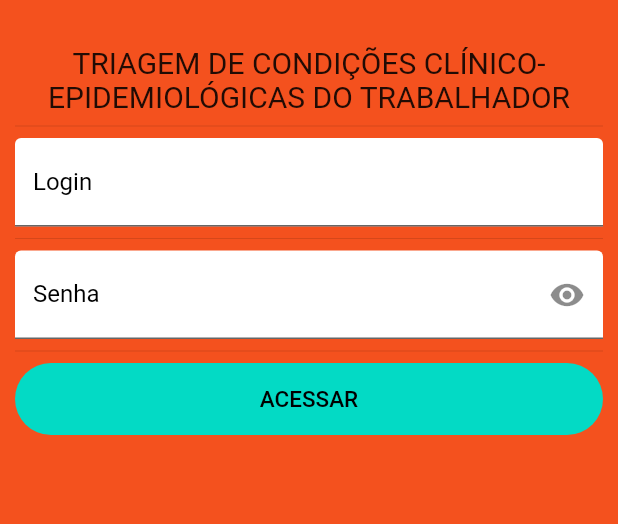
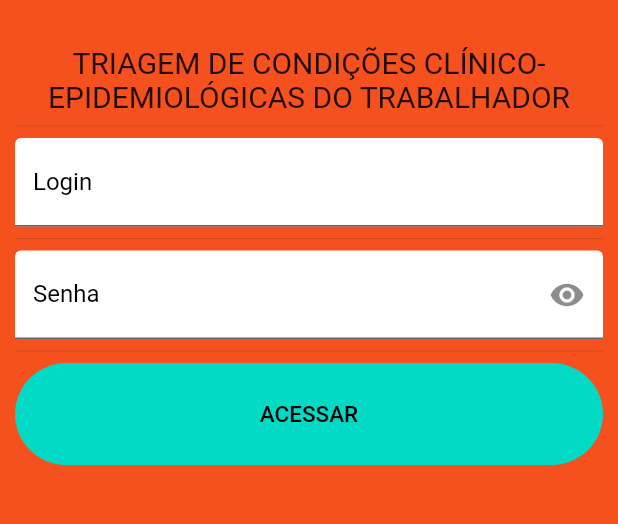
Before and after one commit to ChristianMoraesFagundes/appCoag, a Flutter app: the screen it shows after launch, on a phone screen of 412 x 824 dp, the part 120-644 px from its top. Run offline on Flutter 3.47's test engine with Material 2 defaults, Android fonts, the light colour scheme and no system bars; our stand-ins replace get, parse_server_sdk.

Commit message:
configuração simples de validação do formulário de login

```diff
--- a/lib/app.dart
+++ b/lib/app.dart
@@ -1,3 +1,4 @@
+import 'package:app_covid_2/app/modules/login/login_binding.dart';
 import 'package:app_covid_2/app/routes/app_pages.dart';
 import 'package:flutter/material.dart';
 
@@ -14,6 +15,7 @@ class MyApp extends StatelessWidget {
       theme: ThemeData.light(),
       initialRoute: Routes.LOGIN,
       getPages: AppPages.pages,
+      initialBinding: LoginBinding(),
       home: Center(
         child: LoginPage(),
       ),
--- a/lib/app/modules/login/login_controller.dart
+++ b/lib/app/modules/login/login_controller.dart
@@ -9,6 +9,8 @@ class LoginController extends GetxController {
   TextEditingController email = TextEditingController();
   TextEditingController password = TextEditingController();
 
+  bool passwordVisivel = true;
+
   void setEmail(String newvalue) {
     email.text = newvalue;
   }
@@ -17,8 +19,17 @@ class LoginController extends GetxController {
     password.text = newvalue;
   }
 
-  final _obj = ''.obs;
+  void changePasswordVisivel() {
+    passwordVisivel = !passwordVisivel;
+    update(['password']);
+  }
 
-  set obj(value) => this._obj.value = value;
-  get obj => this._obj.value;
+  bool get valido =>
+      password.text.length > 6 &&
+      RegExp(r"^[a-zA-Z0-9.a-zA-Z0-9.!#$%&'*+-/=?^_`{|}~]+@[a-zA-Z0-9]+\.[a-zA-Z]+")
+          .hasMatch(email.text);
+
+  void submit() {}
+
+  RxBool liberado = true.obs;
 }
--- a/lib/app/modules/login/login_page.dart
+++ b/lib/app/modules/login/login_page.dart
@@ -1,4 +1,4 @@
-import 'package:app_covid_2/app/modules/home/home_page.dart';
+import 'package:app_covid_2/app/modules/login/login_controller.dart';
 import 'package:app_covid_2/app/routes/app_pages.dart';
 import 'package:flutter/material.dart';
 import 'package:get/get.dart';
@@ -9,8 +9,6 @@ class LoginPage extends StatefulWidget {
 }
 
 class _LoginPageState extends State<LoginPage> {
-  String _login = '';
-  String _senha = '';
   bool _visivel = true;
 
   @override
@@ -22,7 +20,10 @@ class _LoginPageState extends State<LoginPage> {
       //appBar: AppBar(),
       body: SafeArea(
         child: Center(
-          child: ListView(
+          child: GetBuilder(
+            init: Get.find<LoginController>(),
+            builder: (_) {
+              return ListView(
                 padding: EdgeInsets.symmetric(horizontal: 10.0, vertical: 20.0),
                 children: <Widget>[
                   CircleAvatar(
@@ -41,16 +42,13 @@ class _LoginPageState extends State<LoginPage> {
                   Divider(),
                   _inputEmail(),
                   Divider(),
-              _inputSenha(() {
-                setState(() {
-                  _visivel = !_visivel;
-                });
-                print('funcionou');
-              }, _visivel),
+                  _inputSenha(),
                   Divider(),
                   //_criarPessoa(),
                   _botao(),
                 ],
+              );
+            },
           ),
         ),
       ),
@@ -58,7 +56,9 @@ class _LoginPageState extends State<LoginPage> {
   }
 
   Widget _inputEmail() {
-    return TextField(
+    return GetBuilder<LoginController>(
+      builder: (_) {
+        return TextFormField(
           decoration: InputDecoration(
             hintText: 'exemplo@educadventista.org',
             hintStyle: TextStyle(color: Colors.black),
@@ -68,49 +68,48 @@ class _LoginPageState extends State<LoginPage> {
             filled: true,
           ),
           onChanged: (valor) {
-        setState(() {
-          _login = valor;
-        });
+            _.setEmail(valor);
+          },
+        );
       },
     );
   }
 
-  Widget _inputSenha(Function funcao, bool _visivel) {
-    return TextField(
-      obscureText: _visivel,
+  Widget _inputSenha() {
+    return GetBuilder<LoginController>(
+      id: 'password',
+      builder: (_) {
+        return TextFormField(
+          obscureText: _.passwordVisivel,
           decoration: InputDecoration(
             labelText: 'Senha',
             labelStyle: TextStyle(color: Colors.black),
-        suffixIcon: _botao_senha(funcao, _visivel),
+            suffixIcon: _botaoSenha(),
             fillColor: Colors.white,
             filled: true,
           ),
-      onChanged: (valor) {
-        setState(() {
-          _senha = valor;
-        });
+          onChanged: _.setPassword,
+        );
       },
     );
   }
 
-  Widget _botao_senha(Function funcao, bool _visivel) {
+  Widget _botaoSenha() {
+    return GetBuilder<LoginController>(
+      builder: (_) {
         return GestureDetector(
           child: Icon(Icons.remove_red_eye),
-      onTap: () {
-        funcao();
+          onTap: _.changePasswordVisivel,
+        );
       },
     );
   }
 
-  Widget _criarPessoa() {
-    return ListTile(
-      title: Text('Login:  $_login'),
-      subtitle: Text('Senha: $_senha'),
-    );
-  }
-
   Widget _botao() {
+    return GetBuilder<LoginController>(
+      builder: (_) {
         return Container(
+          padding: EdgeInsets.all(10),
           decoration: BoxDecoration(
             borderRadius: BorderRadius.only(
                 bottomLeft: Radius.circular(50.0),
@@ -122,18 +121,23 @@ class _LoginPageState extends State<LoginPage> {
           child: TextButton(
             child: Text(
               'ACESSAR',
-          style: TextStyle(color: Colors.black, fontSize: 15.0),
+              style: TextStyle(
+                color: Colors.black,
+                fontSize: 15.0,
+              ),
             ),
             style: flatButtonStyle,
             onPressed: () {
-          // final route = MaterialPageRoute(builder: (context) {
-          //   return HomePage();
-          // });
-
-          // Navigator.pushReplacement(context, route);
-          Get.off(Routes.HOME);
+              if (_.valido) {
+                Get.offNamed(Routes.HOME);
+              } else {
+                Get.snackbar("Ops.", "Dados inválidos",
+                    backgroundColor: Colors.red[200]);
+              }
             },
           ),
+        );
+      },
     );
   }
 
```
Lines whose indentation alone changed are shown as unchanged.
